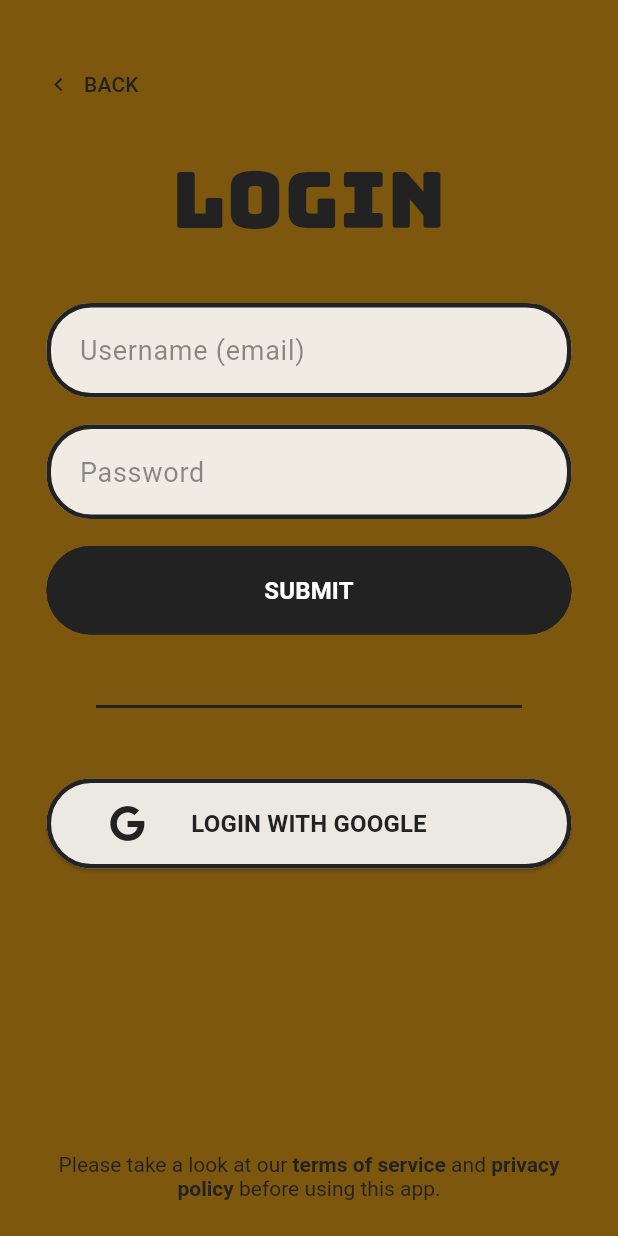
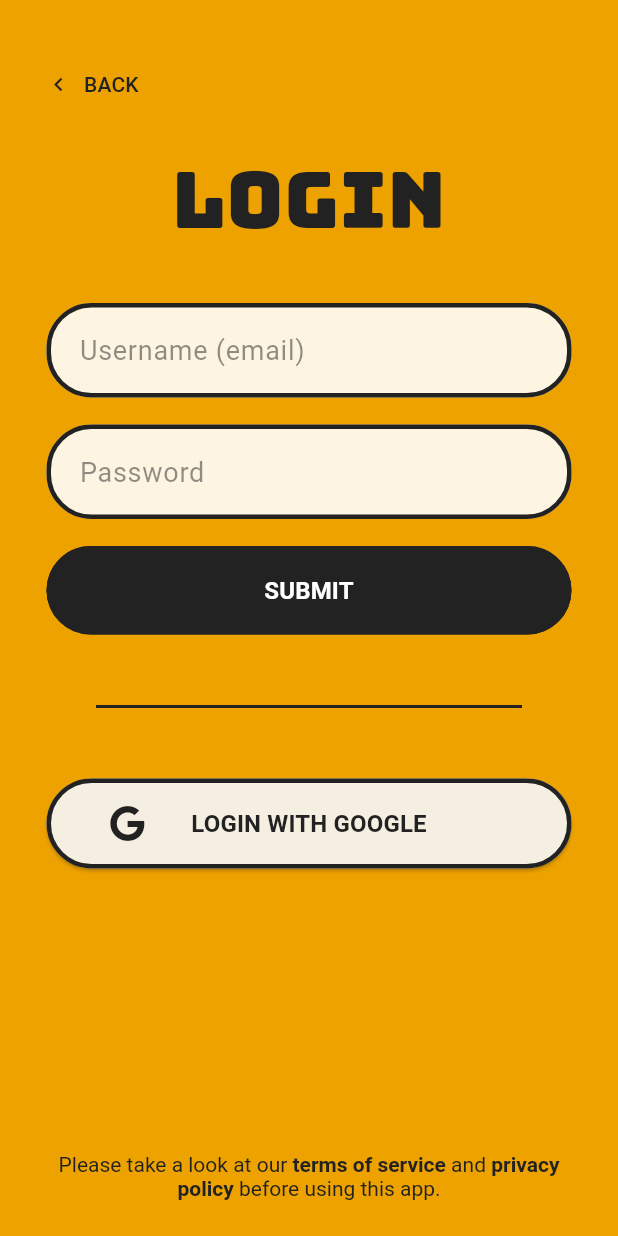
Before and after one commit to Toglefritz/Brine, a Flutter app: the screen it shows after launch, after a tap on "LOGIN", on a phone screen of 412 x 824 dp. Run offline on Flutter 3.47's test engine with Material 2 defaults, Android fonts, the phone set to English and light mode, and no system bars; our stand-ins replace cloud_firestore, firebase_auth, firebase_core, font_awesome_flutter, google_fonts, google_sign_in; missing offline and left inert: firebase_app_check; accounts and stored records are empty.

Commit message:
:art: Updated theme

```diff
--- a/brine_app/lib/screens/authentication/create_account/create_account_view.dart
+++ b/brine_app/lib/screens/authentication/create_account/create_account_view.dart
@@ -27,7 +27,7 @@ class CreateAccountView extends StatelessWidget {
     return Stack(
       children: [
         Scaffold(
-          backgroundColor: Theme.of(context).colorScheme.primary,
+          backgroundColor: Theme.of(context).primaryColor,
           resizeToAvoidBottomInset: false,
           body: Center(
             child: CustomScrollView(
--- a/brine_app/lib/screens/authentication/login/login_view.dart
+++ b/brine_app/lib/screens/authentication/login/login_view.dart
@@ -26,7 +26,7 @@ class LoginView extends StatelessWidget {
     return Stack(
       children: [
         Scaffold(
-          backgroundColor: Theme.of(context).colorScheme.primary,
+          backgroundColor: Theme.of(context).primaryColor,
           resizeToAvoidBottomInset: false,
           body: CustomScrollView(
             slivers: [
--- a/brine_app/lib/screens/authentication/onboarding/onboarding_view.dart
+++ b/brine_app/lib/screens/authentication/onboarding/onboarding_view.dart
@@ -21,7 +21,7 @@ class OnboardingView extends StatelessWidget {
     SystemChrome.setSystemUIOverlayStyle(SystemUiOverlayStyle.dark);
 
     return Scaffold(
-      backgroundColor: Theme.of(context).colorScheme.primary,
+      backgroundColor: Theme.of(context).primaryColor,
       body: Center(
         child: Column(
           mainAxisAlignment: MainAxisAlignment.center,
@@ -46,6 +46,7 @@ class OnboardingView extends StatelessWidget {
                 // TODO replace with vector
                 Image.asset(
                   ImageAsset.logoTransparentBackground,
+                  width: 200,
                 ),
               ],
             ),
--- a/brine_app/lib/theme/build_theme_data.dart
+++ b/brine_app/lib/theme/build_theme_data.dart
@@ -1,33 +1,22 @@
 import 'package:flutter/material.dart';
-
-/// The default light [ColorScheme] if the app is unable to build a dynamic Material color scheme.
-final ColorScheme defaultLightColorScheme = ColorScheme.fromSeed(
-  seedColor: const Color(0xFFEDA200),
-);
-
-/// The default dark [ColorScheme] if the app is unable to build a dynamic Material color scheme.
-final ColorScheme defaultDarkColorScheme = ColorScheme.fromSeed(
-  seedColor: const Color(0xFFEDA200),
-  brightness: Brightness.dark,
-);
 
 /// Default [TextTheme] used for both light and dark theme modes.
 const TextTheme defaultTextTheme = TextTheme(
-  bodyText1: TextStyle(
+  bodyLarge: TextStyle(
     fontSize: 18,
   ),
 );
 
 /// Default light theme data.
 final ThemeData lightThemeData = ThemeData(
-  colorScheme: defaultLightColorScheme,
+  primaryColor: const Color(0xFFEDA200),
   useMaterial3: true,
   textTheme: defaultTextTheme,
 );
 
 /// Default dark theme data.
 final ThemeData darkThemeData = ThemeData(
-  colorScheme: defaultDarkColorScheme,
+  primaryColor: const Color(0xFFEDA200),
   useMaterial3: true,
   textTheme: defaultTextTheme,
 );
```
Also changed, not shown: brine_app/pubspec.lock.
